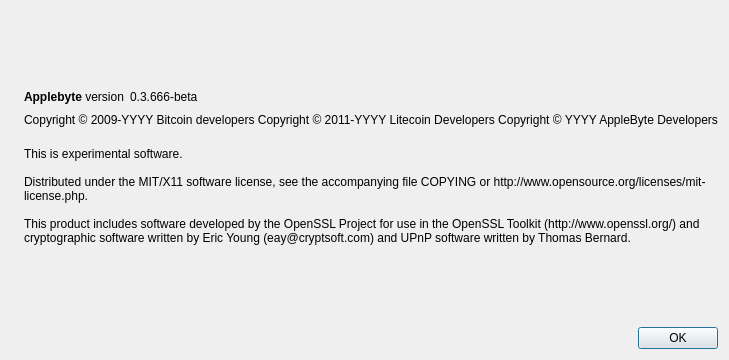
Qt form src/qt/forms/aboutdialog.ui (AppleByteMe/AppleByte) before a commit.
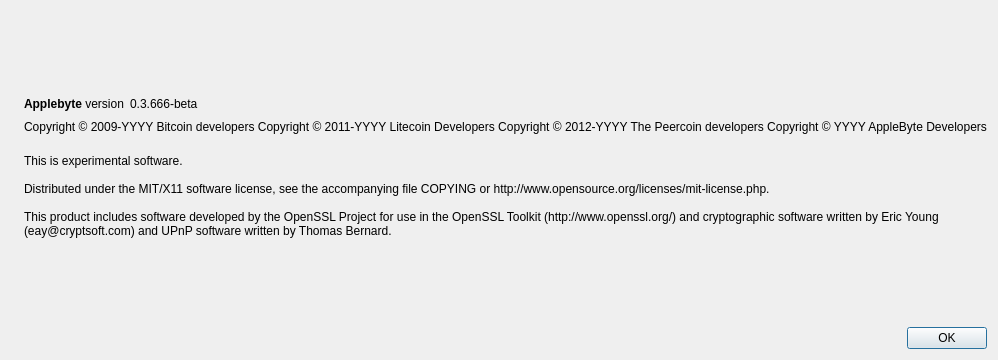
The same form after that commit. Icons and pictures are not drawn.

Diff of the .ui file:
```diff
--- a/src/qt/forms/aboutdialog.ui
+++ b/src/qt/forms/aboutdialog.ui
@@ -93,6 +93,7 @@
        <property name="text">
         <string notr="true">Copyright &amp;copy; 2009-YYYY Bitcoin developers
 Copyright &amp;copy; 2011-YYYY Litecoin Developers
+Copyright &amp;copy; 2012-YYYY The Peercoin developers
 Copyright &amp;copy; YYYY AppleByte Developers</string>
        </property>
        <property name="textFormat">
```
